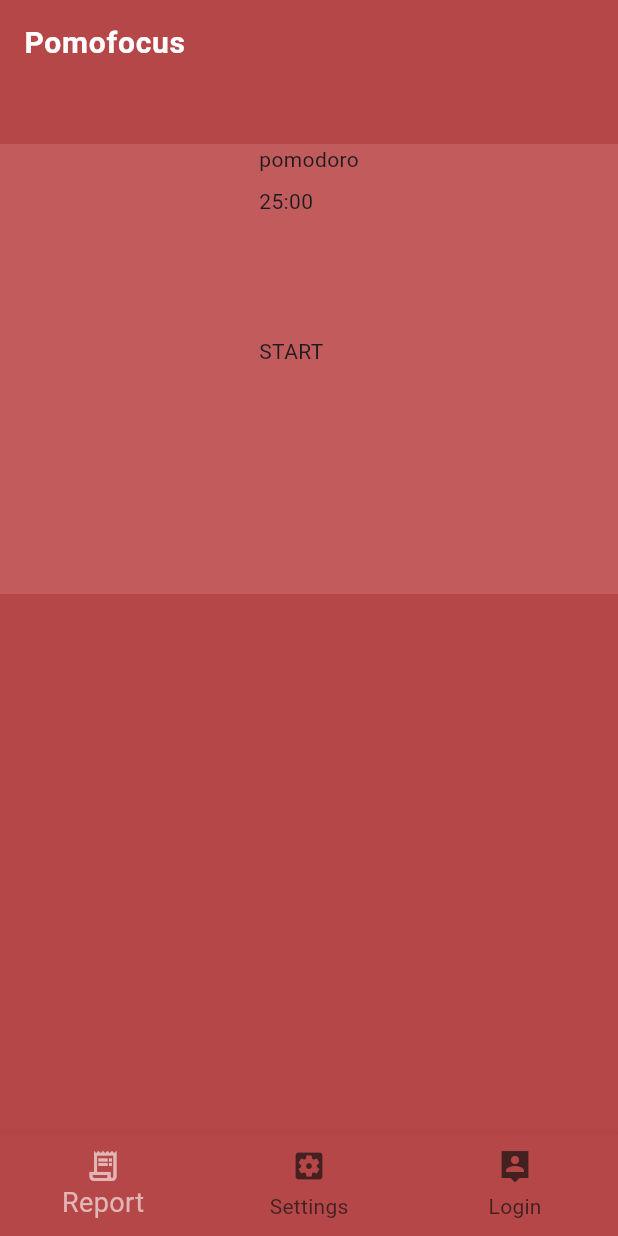
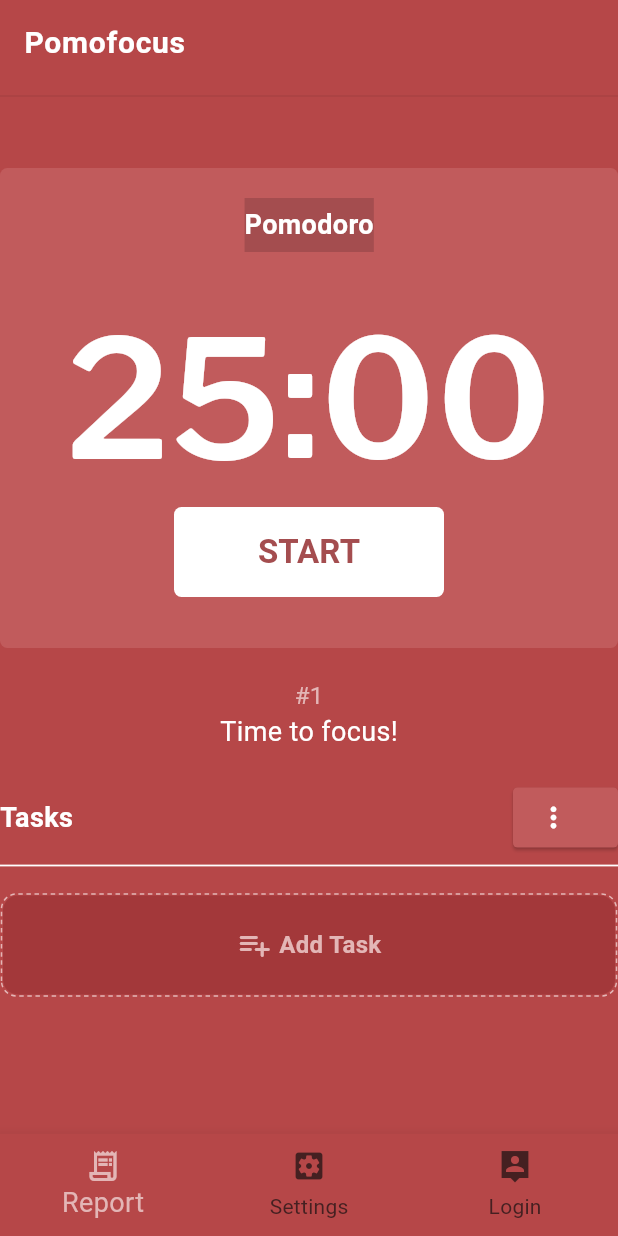
Before and after one commit to yoohyunmi/pomo_flutter, a Flutter app: the screen it shows after launch, on a phone screen of 412 x 824 dp. Run offline on Flutter 3.47's test engine with Material 3 defaults, Android fonts, the phone set to English and light mode, and no system bars; drawn by our look-alikes of dotted_border.

Commit message:
Draw main page's details

```diff
--- a/lib/screen/main_screen.dart
+++ b/lib/screen/main_screen.dart
@@ -1,61 +1,206 @@
 import 'package:flutter/material.dart';
 
 import 'common/bottom_navigation.dart';
+import 'package:dotted_border/dotted_border.dart';
 
 class HomeScreen extends StatelessWidget {
   const HomeScreen({super.key});
+
+  Color? getColor(Set<MaterialState> states) => Colors.white;
 
   @override
   Widget build(BuildContext context) {
     return Scaffold(
       appBar: AppBar(
-        title: const Text('Pomofocus',
+        title: const Text(
+          'Pomofocus',
           style: TextStyle(
               color: Colors.white,
               fontSize: 20,
               fontWeight: FontWeight.bold,
-                letterSpacing: 0.5)),
+              letterSpacing: 0.5),
+        ),
         backgroundColor: const Color(0xFFb64748),
+        centerTitle: false,
       ),
-      body: Center(
-        child: Expanded(
+      body: Column(
+        children: [
+          const Divider(
+            color: Color.fromARGB(255, 112, 43, 45),
+            thickness: 0.2,
+          ),
+          const SizedBox(height: 40),
+          Container(
+            height: 320,
+            width: 500,
+            decoration: BoxDecoration(
+              borderRadius: BorderRadius.circular(5),
+              color: const Color(0xFFc15b5c),
+            ),
             child: Column(
               children: [
-              const SizedBox(height: 40),
-              Container(
-                height: 300,
+                Center(
+                  child: Column(
+                    crossAxisAlignment: CrossAxisAlignment.center,
+                    children: [
+                      const Padding(
+                        padding: EdgeInsets.all(20),
+                        child: Text("Pomodoro",
+                            style: TextStyle(
+                              color: Colors.white,
+                              fontSize: 18,
+                              fontWeight: FontWeight.bold,
+                              backgroundColor: Color(0xFFa44d4f),
+                              height: 2,
+                            )),
+                      ),
+                      const SizedBox(
+                        height: 150,
+                        child: Text(
+                          "25:00",
+                          style: TextStyle(
+                            color: Colors.white,
+                            fontSize: 110,
+                            fontWeight: FontWeight.bold,
+                            fontFamily: 'Libre Franklin',
+                          ),
+                        ),
+                      ),
+                      TextButton(
+                        onPressed: onStart,
+                        style: TextButton.styleFrom(
+                          backgroundColor: Colors.white,
+                          fixedSize: const Size(180, 60),
+                          shape: RoundedRectangleBorder(
+                            borderRadius: BorderRadius.circular(5),
+                          ),
+                        ),
+                        child: const Text("START",
+                            style: TextStyle(
+                              fontSize: 22,
+                              color: Color(0xFFa44d4f),
+                              fontWeight: FontWeight.bold,
+                            )),
+                      ),
+                    ],
+                  ),
+                ),
+              ],
+            ),
+          ),
+          const Column(
+            children: [
+              SizedBox(height: 20),
+              SizedBox(
+                child: Text(
+                  "#1",
+                  style: TextStyle(
+                    color: Color(0xFFe3b6b6),
+                    fontSize: 16,
+                  ),
+                ),
+              ),
+              Text(
+                "Time to focus!",
+                style: TextStyle(
+                  color: Colors.white,
+                  fontSize: 18,
+                ),
+              ),
+            ],
+          ),
+          const SizedBox(height: 20),
+          SizedBox(
             width: 500,
-                color: const Color(0xFFc15b5c),
-                child: const Center(
+            child: Row(
+              children: [
+                const Text(
+                  "Tasks",
+                  style: TextStyle(
+                    color: Colors.white,
+                    fontSize: 18,
+                    fontWeight: FontWeight.bold,
+                  ),
+                  textAlign: TextAlign.left,
+                ),
+                const Expanded(
+                  child: Text(""),
+                ),
+                ElevatedButton.icon(
+                  onPressed: () {},
+                  icon: const Icon(
+                    Icons.more_vert,
+                    color: Colors.white,
+                    size: 22,
+                  ),
+                  label: const Text(''),
+                  style: ElevatedButton.styleFrom(
+                    backgroundColor: Color.fromRGBO(193, 91, 92, 1),
+                    shape: RoundedRectangleBorder(
+                      borderRadius: BorderRadius.circular(3),
+                    ),
+                  ),
+                ),
+              ],
+            ),
+          ),
+          const SizedBox(
+            width: 500,
+            child: Divider(
+              color: Colors.white,
+              thickness: 1.2,
+            ),
+          ),
+          Expanded(
               child: Column(
-                    crossAxisAlignment: CrossAxisAlignment.start,
+                  crossAxisAlignment: CrossAxisAlignment.center,
                   children: [
-                      Padding(
-                        padding: EdgeInsets.only(bottom: 8),
-                        child: Text("pomodoro"),
+                SizedBox(
+                  height: 10,
                 ),
                 SizedBox(
-                        height: 100,
-                        child: Text("25:00"),
+                  width: 500.0,
+                  height: 70,
+                  child: DottedBorder(
+                    dashPattern: [3, 2.4],
+                    color: Color(0xFFe3b6b6),
+                    strokeWidth: 1,
+                    borderType: BorderType.RRect,
+                    borderPadding: EdgeInsets.all(1),
+                    radius: const Radius.circular(10),
+                    child: Container(
+                      decoration: BoxDecoration(
+                        color: const Color.fromARGB(255, 163, 56, 58),
+                        borderRadius: BorderRadius.circular(10),
                       ),
-                      Text("START"),
+                      alignment: Alignment.center,
+                      child: const Row(
+                        mainAxisAlignment: MainAxisAlignment.center,
+                        children: [
+                          Icon(
+                            Icons.playlist_add_rounded,
+                            color: Color(0xFFe3b6b6),
+                          ),
+                          Text(
+                            " Add Task",
+                            style: TextStyle(
+                              color: Color(0xFFe3b6b6),
+                              fontSize: 16,
+                              fontWeight: FontWeight.bold,
+                            ),
+                          ),
                         ],
                       ),
                     ),
                   ),
-              const SizedBox(
-                height: 250,
-                width: 500,
                 ),
-              const SizedBox(
-                width: 500,
-              )
+              ])),
         ],
-          ),
-        ),
       ),
       backgroundColor: const Color(0xFFb64748),
       bottomNavigationBar: const NaviBottom(),
     );
   }
+
+  void onStart() {}
 }
```
Also changed, not shown: pubspec.yaml (+8 -0 lines), fonts/LibreFranklin-ExtraBold.ttf (added), fonts/LibreFranklin-Medium.ttf (added), fonts/LibreFranklin-Regular.ttf (added), fonts/LibreFranklin-SemiBold.ttf (added), pubspec.lock. Lines whose indentation alone changed are shown as unchanged.
